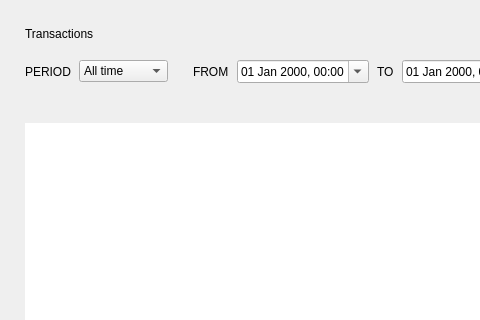
Above: src/Gui/Transactions/TransactionsFrame.ui from worktips/worktips-lite-wallet before the change; both pictures show x 0 to 480 and y 0 to 320 of the 894 by 638 pixel window. Below: the same form after it.
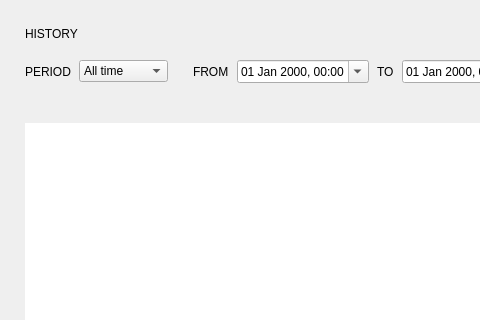
That is the form after the change. Custom widgets are drawn as their Qt base class.

What changed in the file:
```diff
--- a/src/Gui/Transactions/TransactionsFrame.ui
+++ b/src/Gui/Transactions/TransactionsFrame.ui
@@ -52,7 +52,7 @@
      <item>
       <widget class="WalletGui::WalletHeaderLabel" name="m_transactionsTextLabel">
        <property name="text">
-        <string>Transactions</string>
+        <string>HISTORY</string>
        </property>
        <property name="indent">
         <number>0</number>
```
